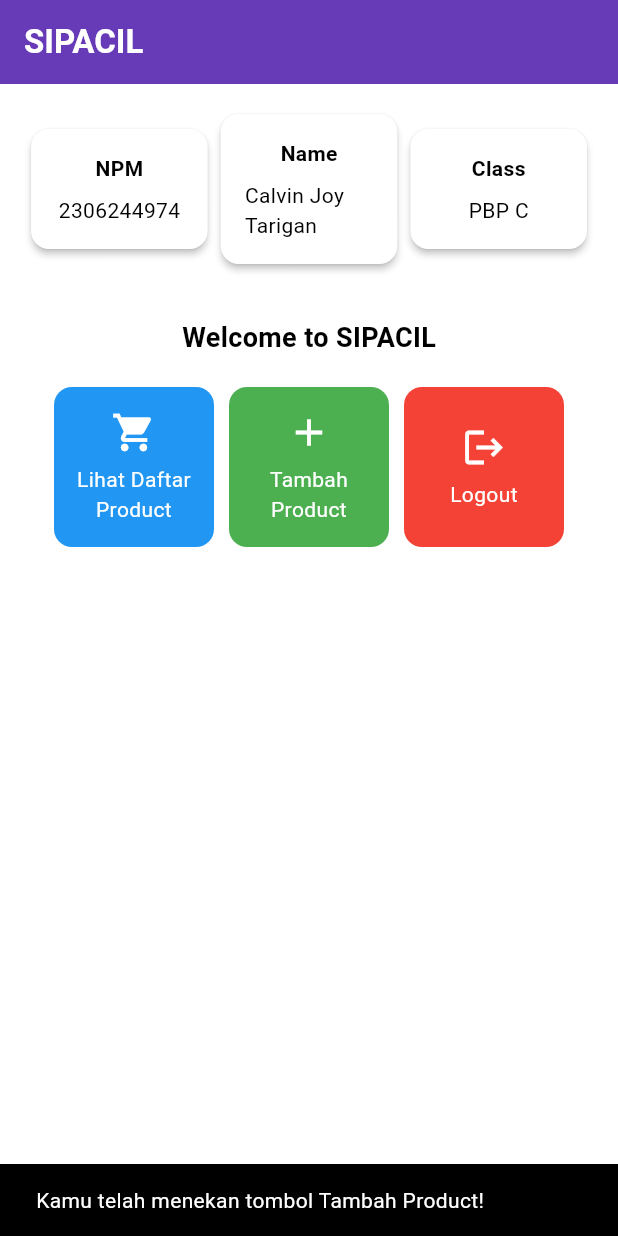
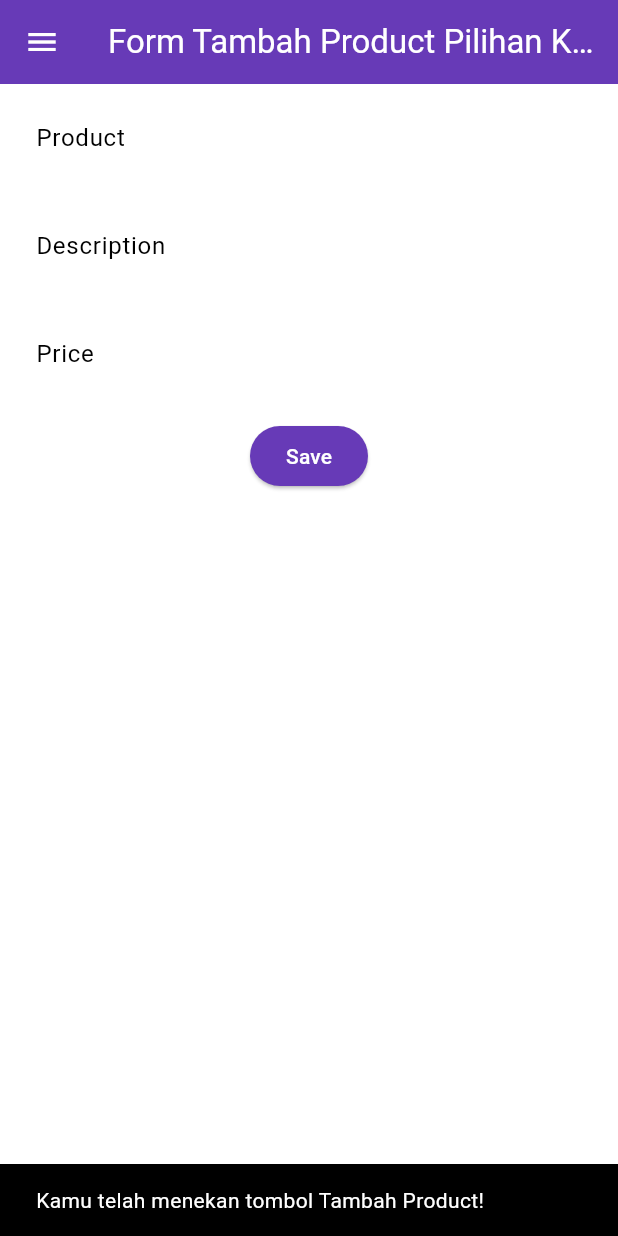
Before and after one commit to cjoyy/sipacil-mobile, a Flutter app: the screen it shows after launch, after a tap on "Tambah Product", on a phone screen of 412 x 824 dp. Run offline on Flutter 3.47's test engine with Material 3 defaults, Android fonts, the phone set to English and light mode, and no system bars.

Commit message:
Done Tugas 8

```diff
--- a/lib/main.dart
+++ b/lib/main.dart
@@ -1,5 +1,5 @@
 import 'package:flutter/material.dart';
-import 'package:sipacil/menu.dart';
+import 'package:sipacil/screens/menu.dart';
 
 void main() {
   runApp(const MyApp());
@@ -15,8 +15,8 @@
       title: 'Flutter Demo',
       theme: ThemeData(
         colorScheme: ColorScheme.fromSwatch(
-       primarySwatch: Colors.deepPurple,
- ).copyWith(secondary: Colors.deepPurple[400]),
+          primarySwatch: Colors.deepPurple,
+        ).copyWith(secondary: Colors.deepPurple[400]),
         useMaterial3: true,
       ),
       home: MyHomePage(),
--- a/lib/menu.dart
+++ b/lib/screens/menu.dart
@@ -1,4 +1,6 @@
 import 'package:flutter/material.dart';
+import 'package:sipacil/widgets/left_drawer.dart';
+import 'package:sipacil/widgets/product_cards.dart';
 
 class MyHomePage extends StatelessWidget {
   final String npm = '2306244974'; // NPM
@@ -25,7 +27,10 @@
             ),
           ),
           backgroundColor: Theme.of(context).colorScheme.primary,
-      ),
+          // Mengganti warna icon drawer menjadi putih
+          iconTheme: const IconThemeData(color: Colors.white)),
+      // Masukkan drawer sebagai parameter nilai drawer dari widget Scaffold
+      drawer: const LeftDrawer(),
       body: Padding(
         padding: const EdgeInsets.all(16.0),
         child: Column(
@@ -101,54 +106,3 @@
     );
   }
 }
-
-class ItemHomepage {
-  final String name;
-  final IconData icon;
-  final Color color;
-
-  ItemHomepage(this.name, this.icon, this.color);
-}
-
-class ItemCard extends StatelessWidget {
-  final ItemHomepage item;
-
-  const ItemCard(this.item, {super.key});
-
-  @override
-  Widget build(BuildContext context) {
-    return Material(
-      color: item.color,
-      borderRadius: BorderRadius.circular(12),
-      child: InkWell(
-        onTap: () {
-          ScaffoldMessenger.of(context)
-            ..hideCurrentSnackBar()
-            ..showSnackBar(SnackBar(
-                content: Text("Kamu telah menekan tombol ${item.name}!")));
-        },
-        child: Container(
-          padding: const EdgeInsets.all(8),
-          child: Center(
-            child: Column(
-              mainAxisAlignment: MainAxisAlignment.center,
-              children: [
-                Icon(
-                  item.icon,
-                  color: Colors.white,
-                  size: 30.0,
-                ),
-                const Padding(padding: EdgeInsets.all(3)),
-                Text(
-                  item.name,
-                  textAlign: TextAlign.center,
-                  style: const TextStyle(color: Colors.white),
-                ),
-              ],
-            ),
-          ),
-        ),
-      ),
-    );
-  }
-}
--- /dev/null
+++ b/lib/screens/productentry_form.dart
@@ -0,0 +1,175 @@
+import 'package:flutter/material.dart';
+import 'package:sipacil/widgets/left_drawer.dart';
+
+class ProductEntryFormPage extends StatefulWidget {
+  const ProductEntryFormPage({super.key});
+
+  @override
+  State<ProductEntryFormPage> createState() => _ProductEntryFormPageState();
+}
+
+class _ProductEntryFormPageState extends State<ProductEntryFormPage> {
+  @override
+  Widget build(BuildContext context) {
+    return Scaffold(
+      appBar: AppBar(
+        title: const Center(
+          child: Text(
+            'Form Tambah Product Pilihan Kamu Hari ini',
+          ),
+        ),
+        backgroundColor: Theme.of(context).colorScheme.primary,
+        foregroundColor: Colors.white,
+      ),
+      drawer: const LeftDrawer(), // Drawer telah ditambahkan di sini
+      body: Form(
+        key: _formKey,
+        child: SingleChildScrollView(
+          child: Column(
+            crossAxisAlignment: CrossAxisAlignment.start,
+            children: [
+              Padding(
+                padding: const EdgeInsets.all(8.0),
+                child: TextFormField(
+                  decoration: InputDecoration(
+                    hintText: "Product",
+                    labelText: "Product",
+                    border: OutlineInputBorder(
+                      borderRadius: BorderRadius.circular(5.0),
+                    ),
+                  ),
+                  onChanged: (String? value) {
+                    setState(() {
+                      _product = value!;
+                    });
+                  },
+                  validator: (String? value) {
+                    if (value == null || value.isEmpty) {
+                      return "Product tidak boleh kosong!";
+                    }
+                    if (value.length < 3) {
+                      return "Product harus memiliki minimal 3 karakter!";
+                    }
+                    if (value.length > 50) {
+                      return "Product tidak boleh lebih dari 50 karakter!";
+                    }
+                    return null;
+                  },
+                ),
+              ),
+              Padding(
+                padding: const EdgeInsets.all(8.0),
+                child: TextFormField(
+                  decoration: InputDecoration(
+                    hintText: "Description",
+                    labelText: "Description",
+                    border: OutlineInputBorder(
+                      borderRadius: BorderRadius.circular(5.0),
+                    ),
+                  ),
+                  onChanged: (String? value) {
+                    setState(() {
+                      _description = value!;
+                    });
+                  },
+                  validator: (String? value) {
+                    if (value == null || value.isEmpty) {
+                      return "Description tidak boleh kosong!";
+                    }
+                    if (value.length > 200) {
+                      return "Description tidak boleh lebih dari 200 karakter!";
+                    }
+                    return null;
+                  },
+                ),
+              ),
+              Padding(
+                padding: const EdgeInsets.all(8.0),
+                child: TextFormField(
+                  decoration: InputDecoration(
+                    hintText: "Price",
+                    labelText: "Price",
+                    border: OutlineInputBorder(
+                      borderRadius: BorderRadius.circular(5.0),
+                    ),
+                  ),
+                  onChanged: (String? value) {
+                    setState(() {
+                      _price = int.tryParse(value!) ?? 0;
+                    });
+                  },
+                  validator: (String? value) {
+                    if (value == null || value.isEmpty) {
+                      return "Price tidak boleh kosong!";
+                    }
+                    final parsedValue = int.tryParse(value);
+                    if (parsedValue == null) {
+                      return "Price harus berupa angka!";
+                    }
+                    if (parsedValue <= 0) {
+                      return "Price harus lebih besar dari nol!";
+                    }
+                    return null;
+                  },
+                ),
+              ),
+              Align(
+                alignment: Alignment.bottomCenter,
+                child: Padding(
+                  padding: const EdgeInsets.all(8.0),
+                  child: ElevatedButton(
+                    style: ButtonStyle(
+                      backgroundColor: WidgetStateProperty.all(
+                          Theme.of(context).colorScheme.primary),
+                    ),
+                    onPressed: () {
+                      if (_formKey.currentState!.validate()) {
+                        showDialog(
+                          context: context,
+                          builder: (context) {
+                            return AlertDialog(
+                              title: const Text('Product berhasil tersimpan'),
+                              content: SingleChildScrollView(
+                                child: Column(
+                                  crossAxisAlignment: CrossAxisAlignment.start,
+                                  children: [
+                                    Text('Product: $_product'),
+                                    Text(
+                                        'Description: $_description'), // Menampilkan deskripsi
+                                    Text('Price: $_price'), // Menampilkan harga
+                                  ],
+                                ),
+                              ),
+                              actions: [
+                                TextButton(
+                                  child: const Text('OK'),
+                                  onPressed: () {
+                                    Navigator.pop(context);
+                                    _formKey.currentState!.reset();
+                                  },
+                                ),
+                              ],
+                            );
+                          },
+                        );
+                      }
+                    },
+                    child: const Text(
+                      "Save",
+                      style: TextStyle(color: Colors.white),
+                    ),
+                  ),
+                ),
+              ),
+            ],
+          ),
+        ),
+      ),
+    );
+  }
+
+  final _formKey = GlobalKey<FormState>();
+  String _product = "";
+  String _description = "";
+  int _price = 0;
+}
--- /dev/null
+++ b/lib/widgets/left_drawer.dart
@@ -0,0 +1,69 @@
+import 'package:flutter/material.dart';
+import 'package:sipacil/screens/menu.dart';
+import 'package:sipacil/screens/productentry_form.dart'; // Impor halaman form produk
+
+class LeftDrawer extends StatelessWidget {
+  const LeftDrawer({super.key});
+
+  @override
+  Widget build(BuildContext context) {
+    return Drawer(
+      child: ListView(
+        children: [
+          DrawerHeader(
+            decoration: BoxDecoration(
+              color: Theme.of(context).colorScheme.primary,
+            ),
+            child: const Column(
+              children: [
+                Text(
+                  'SiPacil',
+                  textAlign: TextAlign.center,
+                  style: TextStyle(
+                    fontSize: 24,
+                    fontWeight: FontWeight.bold,
+                    color: Colors.white,
+                  ),
+                ),
+                Padding(padding: EdgeInsets.all(8)),
+                Text(
+                  "Ayo pesan produk pilihanmu setiap hari disini!",
+                  textAlign: TextAlign.center,
+                  style: TextStyle(
+                    fontSize: 15,
+                    color: Colors.white,
+                    fontWeight: FontWeight.normal,
+                  ),
+                ),
+              ],
+            ),
+          ),
+          ListTile(
+            leading: const Icon(Icons.home_outlined),
+            title: const Text('Halaman Utama'),
+            onTap: () {
+              Navigator.pushReplacement(
+                context,
+                MaterialPageRoute(
+                  builder: (context) => MyHomePage(),
+                ),
+              );
+            },
+          ),
+          ListTile(
+            leading: const Icon(Icons.shopping_cart),
+            title: const Text('Tambah Product'),
+            onTap: () {
+              Navigator.push(
+                context,
+                MaterialPageRoute(
+                  builder: (context) => const ProductEntryFormPage(),
+                ),
+              );
+            },
+          ),
+        ],
+      ),
+    );
+  }
+}
--- /dev/null
+++ b/lib/widgets/product_cards.dart
@@ -0,0 +1,63 @@
+import 'package:flutter/material.dart';
+import 'package:sipacil/screens/productentry_form.dart';
+
+class ItemHomepage {
+  final String name;
+  final IconData icon;
+  final Color color;
+
+  ItemHomepage(this.name, this.icon, this.color);
+}
+
+class ItemCard extends StatelessWidget {
+  final ItemHomepage item;
+
+  const ItemCard(this.item, {super.key});
+
+  @override
+  Widget build(BuildContext context) {
+    return Material(
+      color: item.color,
+      borderRadius: BorderRadius.circular(12),
+      child: InkWell(
+        onTap: () {
+          ScaffoldMessenger.of(context)
+            ..hideCurrentSnackBar()
+            ..showSnackBar(SnackBar(
+                content: Text("Kamu telah menekan tombol ${item.name}!")));
+
+          // Navigate ke route yang sesuai (tergantung jenis tombol)
+          if (item.name == "Tambah Product") {
+            Navigator.push(
+              context,
+              MaterialPageRoute(
+                builder: (context) => const ProductEntryFormPage(),
+              ),
+            );
+          }
+        },
+        child: Container(
+          padding: const EdgeInsets.all(8),
+          child: Center(
+            child: Column(
+              mainAxisAlignment: MainAxisAlignment.center,
+              children: [
+                Icon(
+                  item.icon,
+                  color: Colors.white,
+                  size: 30.0,
+                ),
+                const Padding(padding: EdgeInsets.all(3)),
+                Text(
+                  item.name,
+                  textAlign: TextAlign.center,
+                  style: const TextStyle(color: Colors.white),
+                ),
+              ],
+            ),
+          ),
+        ),
+      ),
+    );
+  }
+}
```
Also changed, not shown: 1 other file. Lines whose indentation alone changed are shown as unchanged.
